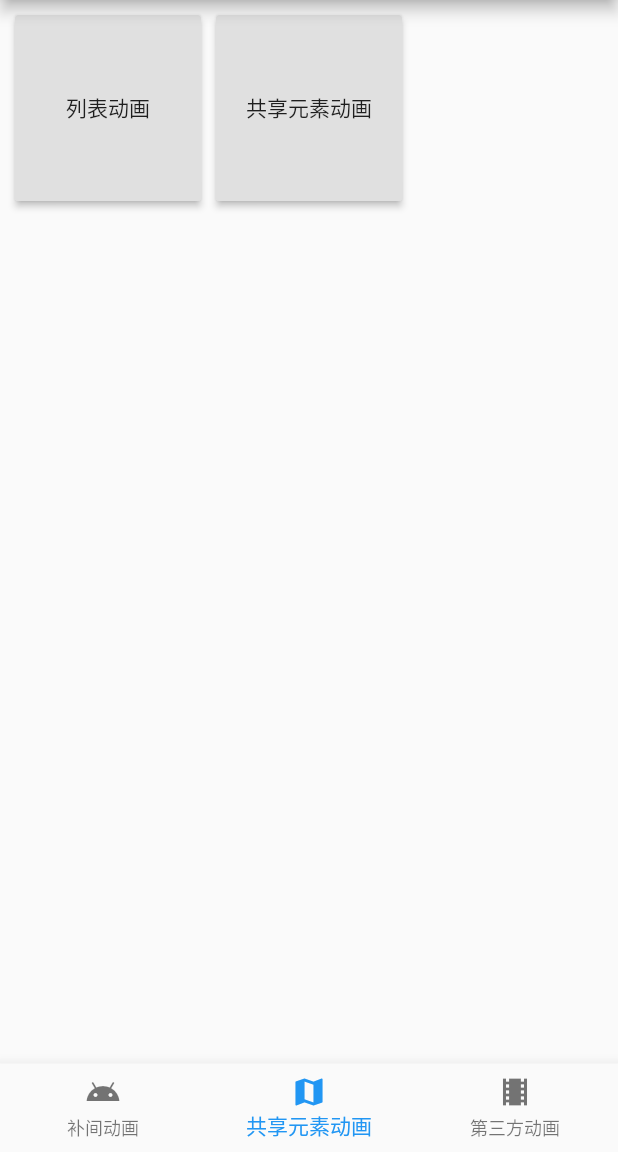
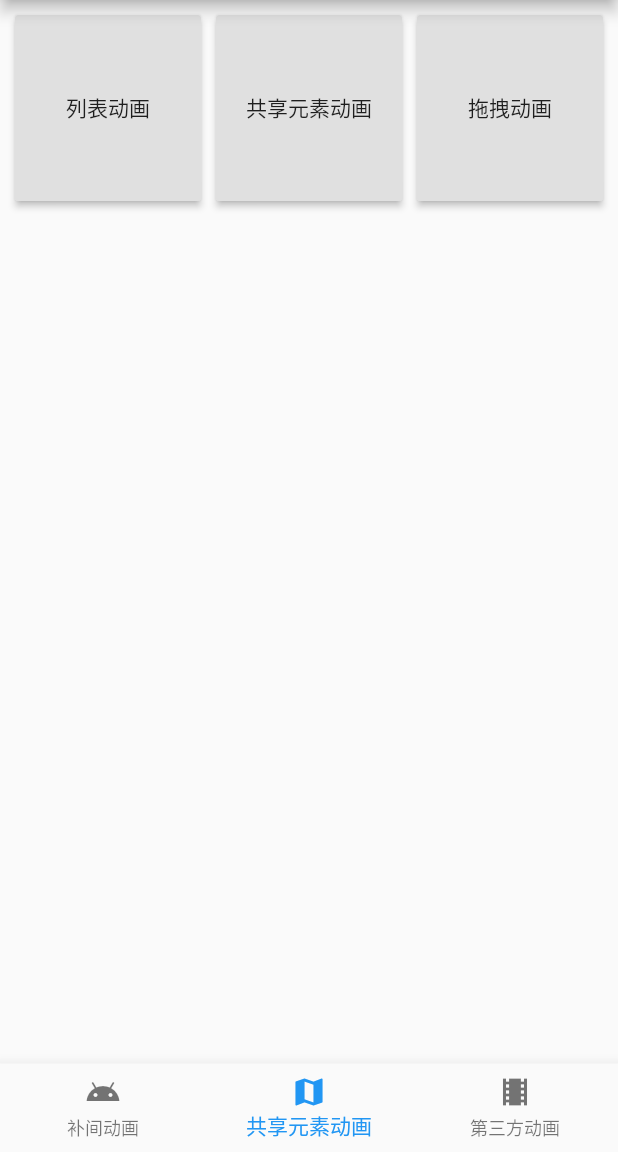
Before and after one commit to Smilefanlei/FlutterAnimDemo, a Flutter app: the screen it shows after launch, item 2 of the bottom bar chosen, on a phone screen of 412 x 824 dp, the part 84-1236 px from its top. Run offline on Flutter 3.47's test engine with Material 2 defaults, Android fonts, the phone set to English and light mode, and no system bars; our stand-ins replace flare_flutter; missing offline and left inert: flutter_lottie.

Commit message:
添加拖拽动画代码

```diff
--- a/lib/main.dart
+++ b/lib/main.dart
@@ -4,6 +4,7 @@ import 'package:mryt_flutter_anim_demo/pages/demo_physical_anim_page.dart';
 import 'package:mryt_flutter_anim_demo/pages/demo_third_anim_page.dart';
 
 import 'anim/hero/demo_animlist_page.dart';
+import 'anim/hero/demo_drag_page.dart';
 import 'anim/hero/demo_hero_anim.dart';
 import 'anim/third/demo_flare_anim_page.dart';
 import 'anim/third/demo_lottie_anim_page.dart';
@@ -32,12 +33,13 @@ class MyApp extends StatelessWidget {
         '/rotateAnim': (BuildContext context) => RotateAnim(), // 旋转
         '/scaleAnim': (BuildContext context) => ScaleAnim(), // 缩放
         '/fadeAnim': (BuildContext context) => FadeAnim(), // 渐隐渐现
-        '/nonlinearAnim':(BuildContext context) => NonlinearAnim(),// 线性曲线动画
+        '/nonlinearAnim':(BuildContext context) => NonlinearAnim(),// 非线性曲线动画
         '/animWidgetPage':(BuildContext context) => AnimWidgetPage(),// 自定义动画Widget
         '/combinationAnimPage':(BuildContext context) => CombinationAnimPage(),// 组合动画
         '/customAnimBuildPage':(BuildContext context) => CustomAnimBuildPage(),// 自定义
         '/animatedListSample':(BuildContext context) => AnimatedListSample(),// 列表动画
         '/heroAnimation':(BuildContext context) => HeroAnimation(),// 共享元素动画
+        '/dragAnimPage':(BuildContext context) => DragAnimPage(),// 拖拽动画
         '/lottieAnimPage':(BuildContext context) => LottieAnimPage(),// 第三方  airbnb  lottie
         '/flareAnimPage':(BuildContext context) => FlareAnimPage(),// 第三方  flare
       },
--- a/lib/pages/demo_physical_anim_page.dart
+++ b/lib/pages/demo_physical_anim_page.dart
@@ -24,6 +24,13 @@ class PhysicalAnimDemo extends StatelessWidget {
             textColor: Colors.black87,
             child: Text("共享元素动画"),
           ),
+          RaisedButton(
+            onPressed: () {
+              Navigator.pushNamed(context, '/dragAnimPage');
+            },
+            textColor: Colors.black87,
+            child: Text("拖拽动画"),
+          ),
         ],
       ),
     );
```
Also changed, not shown: lib/anim/hero/demo_drag_page.dart (added, +44 -0 lines), lib/anim/hero/demo_hero_anim.dart (+2 -14 lines).
